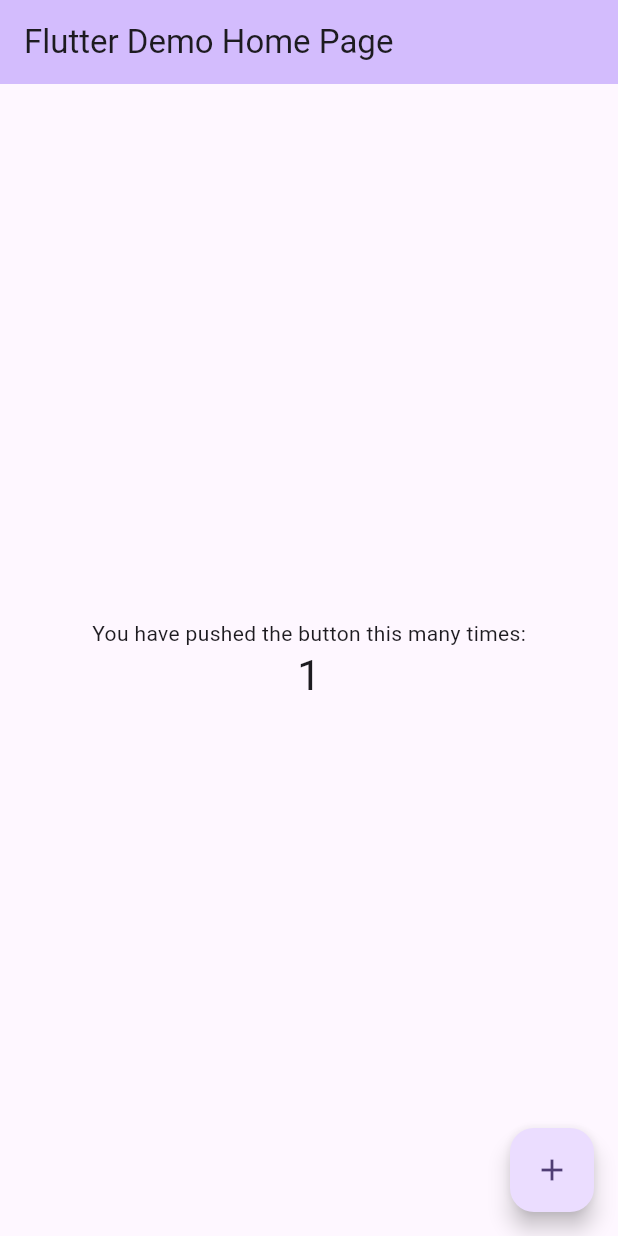
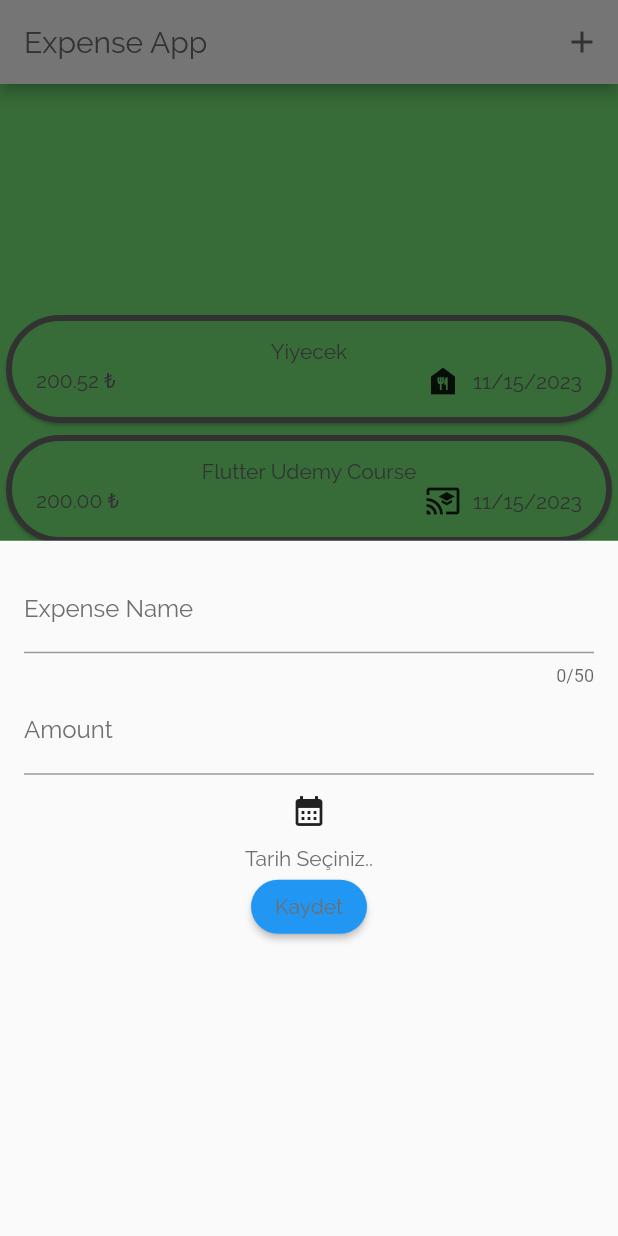
Before and after one commit to umutcanargun/9.11.2023, a Flutter app: the screen it shows after launch, after a tap on the "add" icon, on a phone screen of 412 x 824 dp. Run offline on Flutter 3.47's test engine with Material 2 defaults, Android fonts, the phone set to English and light mode, and no system bars.

Commit message:
first commit

```diff
--- a/flutter_application/lib/main.dart
+++ b/flutter_application/lib/main.dart
@@ -1,125 +1,6 @@
 import 'package:flutter/material.dart';
+import 'package:flutter_application/pages/main_page.dart';
 
 void main() {
-  runApp(const MyApp());
+  runApp(MaterialApp(home: const MainPage()));
 }
-
-class MyApp extends StatelessWidget {
-  const MyApp({super.key});
-
-  // This widget is the root of your application.
-  @override
-  Widget build(BuildContext context) {
-    return MaterialApp(
-      title: 'Flutter Demo',
-      theme: ThemeData(
-        // This is the theme of your application.
-        //
-        // TRY THIS: Try running your application with "flutter run". You'll see
-        // the application has a blue toolbar. Then, without quitting the app,
-        // try changing the seedColor in the colorScheme below to Colors.green
-        // and then invoke "hot reload" (save your changes or press the "hot
-        // reload" button in a Flutter-supported IDE, or press "r" if you used
-        // the command line to start the app).
-        //
-        // Notice that the counter didn't reset back to zero; the application
-        // state is not lost during the reload. To reset the state, use hot
-        // restart instead.
-        //
-        // This works for code too, not just values: Most code changes can be
-        // tested with just a hot reload.
-        colorScheme: ColorScheme.fromSeed(seedColor: Colors.deepPurple),
-        useMaterial3: true,
-      ),
-      home: const MyHomePage(title: 'Flutter Demo Home Page'),
-    );
-  }
-}
-
-class MyHomePage extends StatefulWidget {
-  const MyHomePage({super.key, required this.title});
-
-  // This widget is the home page of your application. It is stateful, meaning
-  // that it has a State object (defined below) that contains fields that affect
-  // how it looks.
-
-  // This class is the configuration for the state. It holds the values (in this
-  // case the title) provided by the parent (in this case the App widget) and
-  // used by the build method of the State. Fields in a Widget subclass are
-  // always marked "final".
-
-  final String title;
-
-  @override
-  State<MyHomePage> createState() => _MyHomePageState();
-}
-
-class _MyHomePageState extends State<MyHomePage> {
-  int _counter = 0;
-
-  void _incrementCounter() {
-    setState(() {
-      // This call to setState tells the Flutter framework that something has
-      // changed in this State, which causes it to rerun the build method below
-      // so that the display can reflect the updated values. If we changed
-      // _counter without calling setState(), then the build method would not be
-      // called again, and so nothing would appear to happen.
-      _counter++;
-    });
-  }
-
-  @override
-  Widget build(BuildContext context) {
-    // This method is rerun every time setState is called, for instance as done
-    // by the _incrementCounter method above.
-    //
-    // The Flutter framework has been optimized to make rerunning build methods
-    // fast, so that you can just rebuild anything that needs updating rather
-    // than having to individually change instances of widgets.
-    return Scaffold(
-      appBar: AppBar(
-        // TRY THIS: Try changing the color here to a specific color (to
-        // Colors.amber, perhaps?) and trigger a hot reload to see the AppBar
-        // change color while the other colors stay the same.
-        backgroundColor: Theme.of(context).colorScheme.inversePrimary,
-        // Here we take the value from the MyHomePage object that was created by
-        // the App.build method, and use it to set our appbar title.
-        title: Text(widget.title),
-      ),
-      body: Center(
-        // Center is a layout widget. It takes a single child and positions it
-        // in the middle of the parent.
-        child: Column(
-          // Column is also a layout widget. It takes a list of children and
-          // arranges them vertically. By default, it sizes itself to fit its
-          // children horizontally, and tries to be as tall as its parent.
-          //
-          // Column has various properties to control how it sizes itself and
-          // how it positions its children. Here we use mainAxisAlignment to
-          // center the children vertically; the main axis here is the vertical
-          // axis because Columns are vertical (the cross axis would be
-          // horizontal).
-          //
-          // TRY THIS: Invoke "debug painting" (choose the "Toggle Debug Paint"
-          // action in the IDE, or press "p" in the console), to see the
-          // wireframe for each widget.
-          mainAxisAlignment: MainAxisAlignment.center,
-          children: <Widget>[
-            const Text(
-              'You have pushed the button this many times:',
-            ),
-            Text(
-              '$_counter',
-              style: Theme.of(context).textTheme.headlineMedium,
-            ),
-          ],
-        ),
-      ),
-      floatingActionButton: FloatingActionButton(
-        onPressed: _incrementCounter,
-        tooltip: 'Increment',
-        child: const Icon(Icons.add),
-      ), // This trailing comma makes auto-formatting nicer for build methods.
-    );
-  }
-}
--- /dev/null
+++ b/flutter_application/lib/models/expense_model.dart
@@ -0,0 +1,34 @@
+import 'package:flutter/material.dart';
+import 'package:intl/intl.dart';
+import 'package:uuid/uuid.dart';
+
+const uuid = Uuid();
+
+enum Category { food, education, travel, work }
+
+const categoryIcons = {
+  Category.food: Icons.food_bank,
+  Category.education: Icons.cast_for_education,
+  Category.travel: Icons.car_rental,
+  Category.work: Icons.business
+};
+
+class Expense {
+  Expense(
+      {required this.name,
+      required this.price,
+      required this.date,
+      required this.category})
+      : id = uuid.v4();
+
+  final String id;
+  final String name;
+  final double price;
+  final DateTime date;
+  final Category category;
+
+  String get formattedDate {
+    var formatter = DateFormat.yMd();
+    return formatter.format(date);
+  }
+}
--- /dev/null
+++ b/flutter_application/lib/pages/main_page.dart
@@ -0,0 +1,32 @@
+import 'package:flutter_application/pages/widgets/expense_list.dart';
+import 'package:flutter_application/pages/widgets/add_new_expense.dart';
+import 'package:flutter/material.dart';
+
+class MainPage extends StatelessWidget {
+  const MainPage({Key? key}) : super(key: key);
+
+  @override
+  Widget build(BuildContext context) {
+    return Scaffold(
+      backgroundColor: const Color.fromARGB(255, 119, 236, 123),
+      appBar: AppBar(
+        backgroundColor: const Color.fromARGB(255, 255, 255, 255),
+        title: const Text(
+          "Expense App",
+          style: TextStyle(
+              fontFamily: 'Raleway', color: Color.fromARGB(255, 110, 110, 110)),
+        ),
+        actions: [
+          IconButton(
+              onPressed: () {
+                showModalBottomSheet(
+                    context: context, builder: (ctx) => NewExpense());
+              },
+              icon: const Icon(Icons.add,
+                  color: Color.fromARGB(255, 110, 110, 110))),
+        ],
+      ),
+      body: ExpenseList(),
+    );
+  }
+}
--- /dev/null
+++ b/flutter_application/lib/pages/widgets/add_new_expense.dart
@@ -0,0 +1,66 @@
+import 'package:flutter/material.dart';
+
+class NewExpense extends StatefulWidget {
+  const NewExpense({Key? key}) : super(key: key);
+
+  @override
+  _NewExpenseState createState() => _NewExpenseState();
+}
+
+//11:10
+class _NewExpenseState extends State<NewExpense> {
+  // Controller
+  final _nameController = TextEditingController();
+  final _amountController = TextEditingController();
+
+  @override
+  Widget build(BuildContext context) {
+    return Padding(
+      padding: const EdgeInsets.all(16),
+      child: Column(
+        children: [
+          TextField(
+            controller: _nameController,
+            maxLength: 50,
+            decoration: const InputDecoration(
+                label: Text("Expense Name",
+                    style: TextStyle(
+                        fontFamily: 'Raleway',
+                        color: Color.fromARGB(255, 110, 110, 110)))),
+          ),
+          TextField(
+            controller: _amountController,
+            keyboardType: TextInputType.number,
+            decoration: const InputDecoration(
+                label: Text("Amount",
+                    style: TextStyle(
+                        fontFamily: 'Raleway',
+                        color: Color.fromARGB(255, 110, 110, 110))),
+                prefixText: "₺"),
+          ),
+          IconButton(
+              onPressed: () {
+                // DatePicker açmak..
+                // DatePicker'dan gelen değeri Text olarak yazdırmak
+              },
+              icon: const Icon(Icons.calendar_month)),
+          const Text("Tarih Seçiniz..",
+              style: TextStyle(
+                  fontFamily: 'Raleway',
+                  color: Color.fromARGB(255, 110, 110,
+                      110))), // seçilen tarihi formatlayarak yazdırmak..
+          ElevatedButton(
+            onPressed: () {
+              print("Kayıt başarılı: ${_nameController.text}");
+            },
+            child: const Text(("Kaydet"),
+                style: TextStyle(
+                    fontFamily: 'Raleway',
+                    color: Color.fromARGB(255, 110, 110, 110))),
+            style: ElevatedButton.styleFrom(shape: StadiumBorder()),
+          )
+        ],
+      ),
+    );
+  }
+}
--- /dev/null
+++ b/flutter_application/lib/pages/widgets/expense_item.dart
@@ -0,0 +1,46 @@
+import 'package:flutter_application/models/expense_model.dart';
+import 'package:flutter/material.dart';
+
+// 10:05
+class ExpenseItem extends StatelessWidget {
+  const ExpenseItem(this.expense, {Key? key}) : super(key: key);
+  final Expense expense;
+
+  @override
+  Widget build(BuildContext context) {
+    return Card(
+      color: Color.fromARGB(255, 119, 236, 123),
+      shape: RoundedRectangleBorder(
+          side: BorderSide(
+              color: const Color.fromARGB(255, 110, 110, 110), width: 4),
+          borderRadius: BorderRadius.circular(50)),
+      child: Padding(
+        padding: const EdgeInsets.symmetric(horizontal: 20, vertical: 16),
+        child: Column(
+          children: [
+            Text(expense.name,
+                style: TextStyle(
+                    fontFamily: 'Raleway',
+                    color: Color.fromARGB(255, 110, 110, 110))),
+            Row(
+              children: [
+                Text("${expense.price.toStringAsFixed(2)} ₺",
+                    style: TextStyle(
+                        fontFamily: 'Raleway',
+                        color:
+                            Color.fromARGB(255, 110, 110, 110))), // Alt GR + T
+                const Spacer(),
+                Icon(categoryIcons[expense.category]),
+                const SizedBox(width: 8),
+                Text(expense.formattedDate,
+                    style: TextStyle(
+                        fontFamily: 'Raleway',
+                        color: Color.fromARGB(255, 110, 110, 110)))
+              ],
+            )
+          ],
+        ),
+      ),
+    );
+  }
+}
--- /dev/null
+++ b/flutter_application/lib/pages/widgets/expense_list.dart
@@ -0,0 +1,36 @@
+import 'package:flutter_application/pages/widgets/expenses.dart';
+import 'package:flutter/cupertino.dart';
+import 'package:flutter_application/pages/widgets/expense_item.dart';
+
+class ExpenseList extends StatefulWidget {
+  const ExpenseList({Key? key}) : super(key: key);
+
+  @override
+  _ExpenseListState createState() => _ExpenseListState();
+}
+
+class _ExpenseListState extends State<ExpenseList> {
+  @override
+  Widget build(BuildContext context) {
+    return Center(
+      child: Column(
+        mainAxisAlignment: MainAxisAlignment.center,
+        crossAxisAlignment: CrossAxisAlignment.center,
+        children: [
+          const SizedBox(
+            height: 150,
+            //child: Text("Grafik"),
+          ),
+          Expanded(
+            child: ListView.builder(
+              itemCount: expenses.length,
+              itemBuilder: (context, index) {
+                return ExpenseItem(expenses[index]);
+              },
+            ),
+          ),
+        ],
+      ),
+    );
+  }
+}
--- /dev/null
+++ b/flutter_application/lib/pages/widgets/expenses.dart
@@ -0,0 +1,14 @@
+import 'package:flutter_application/models/expense_model.dart';
+
+final List<Expense> expenses = [
+  Expense(
+      name: "Yiyecek",
+      price: 200.524,
+      date: DateTime.now(),
+      category: Category.food),
+  Expense(
+      name: "Flutter Udemy Course",
+      price: 200,
+      date: DateTime.now(),
+      category: Category.education),
+];
--- a/flutter_application/pubspec.yaml
+++ b/flutter_application/pubspec.yaml
@@ -35,6 +35,8 @@ dependencies:
   # The following adds the Cupertino Icons font to your application.
   # Use with the CupertinoIcons class for iOS style icons.
   cupertino_icons: ^1.0.2
+  uuid: ^4.2.1
+  intl: ^0.18.1
 
 dev_dependencies:
   flutter_test:
@@ -52,6 +54,10 @@ dev_dependencies:
 
 # The following section is specific to Flutter packages.
 flutter:
+  fonts:
+    - family: Raleway
+      fonts:
+        - asset: fonts/Raleway-Regular.ttf
 
   # The following line ensures that the Material Icons font is
   # included with your application, so that you can use the icons in
```
Also changed, not shown: flutter_application/fonts/Raleway-Regular.ttf (added), flutter_application/pubspec.lock, 1 other file.
